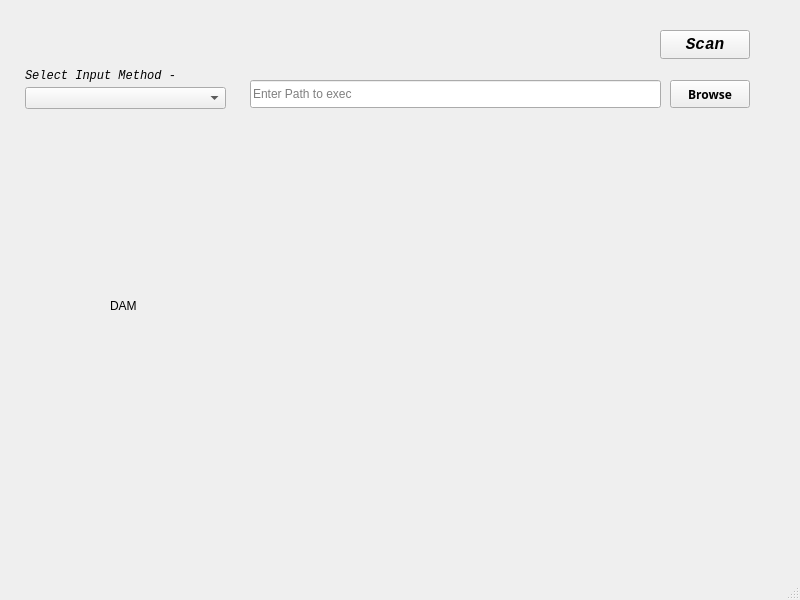
justsomerandomdude264/memyze, file mainwindow.ui: the form before one commit.
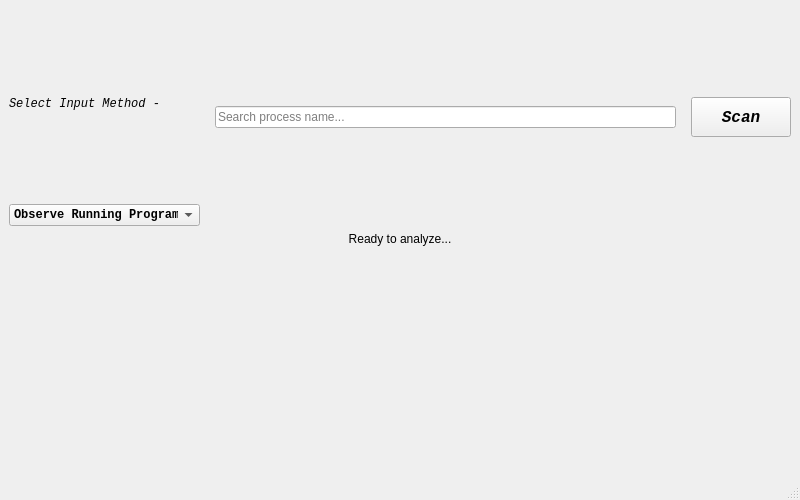
The form after the commit.

Commit message: Added bar visualization and layouts in the ui

```diff
--- a/mainwindow.ui
+++ b/mainwindow.ui
@@ -7,195 +7,105 @@
     <x>0</x>
     <y>0</y>
     <width>800</width>
-    <height>600</height>
+    <height>500</height>
    </rect>
   </property>
   <property name="windowTitle">
    <string>MainWindow</string>
   </property>
   <widget class="QWidget" name="centralwidget">
-   <widget class="QPushButton" name="scanButton">
-    <property name="geometry">
-     <rect>
-      <x>660</x>
-      <y>30</y>
-      <width>90</width>
-      <height>29</height>
-     </rect>
-    </property>
-    <property name="font">
-     <font>
-      <family>Consolas</family>
-      <pointsize>12</pointsize>
-      <italic>true</italic>
-      <bold>true</bold>
-     </font>
-    </property>
-    <property name="text">
-     <string>Scan</string>
-    </property>
-   </widget>
-   <widget class="QStackedWidget" name="stackedWidget">
-    <property name="geometry">
-     <rect>
-      <x>250</x>
-      <y>60</y>
-      <width>501</width>
-      <height>61</height>
-     </rect>
-    </property>
-    <property name="currentIndex">
-     <number>0</number>
-    </property>
-    <widget class="QWidget" name="page">
-     <widget class="QLineEdit" name="exePathLineEdit1">
-      <property name="geometry">
-       <rect>
-        <x>0</x>
-        <y>20</y>
-        <width>411</width>
-        <height>28</height>
-       </rect>
-      </property>
-      <property name="placeholderText">
-       <string>Enter Path to exec</string>
-      </property>
+   <layout class="QVBoxLayout" name="mainVerticalLayout">
+
+    <item>
+     <layout class="QHBoxLayout" name="topControlsLayout">
+      <item>
+       <layout class="QVBoxLayout" name="selectorLayout">
+        <item>
+         <widget class="QLabel" name="label">
+          <property name="font">
+           <font><family>Consolas</family><italic>true</italic></font>
+          </property>
+          <property name="text">
+           <string>Select Input Method -</string>
+          </property>
+         </widget>
+        </item>
+        <item>
+         <widget class="QComboBox" name="modeComboBox">
+          <property name="font">
+           <font><family>Consolas</family><bold>true</bold></font>
+          </property>
+          <item>
+           <property name="text"><string>Observe Running Program</string></property>
+          </item>
+          <item>
+           <property name="text"><string>Enter PID</string></property>
+          </item>
+         </widget>
+        </item>
+       </layout>
+      </item>
+
+      <item>
+       <widget class="QStackedWidget" name="stackedWidget">
+        <widget class="QWidget" name="page">
+         <layout class="QHBoxLayout" name="layoutPage1">
+          <item>
+           <widget class="QLineEdit" name="processNameLineEdit">
+            <property name="placeholderText">
+             <string>Search process name...</string>
+            </property>
+           </widget>
+          </item>
+         </layout>
+        </widget>
+        <widget class="QWidget" name="page_2">
+         <layout class="QHBoxLayout" name="layoutPage2">
+          <item>
+           <widget class="QLineEdit" name="pidLineEdit">
+            <property name="placeholderText">
+             <string>Enter PID number</string>
+            </property>
+           </widget>
+          </item>
+         </layout>
+        </widget>
+       </widget>
+      </item>
+
+      <item>
+       <widget class="QPushButton" name="scanButton">
+        <property name="minimumSize">
+         <size><width>100</width><height>40</height></size>
+        </property>
+        <property name="font">
+         <font><family>Consolas</family><pointsize>12</pointsize><italic>true</italic><bold>true</bold></font>
+        </property>
+        <property name="text"><string>Scan</string></property>
+       </widget>
+      </item>
+     </layout>
+    </item>
+
+    <item>
+     <widget class="QLabel" name="infoLabel">
+      <property name="text"><string>Ready to analyze...</string></property>
+      <property name="alignment"><set>Qt::AlignCenter</set></property>
      </widget>
-     <widget class="QPushButton" name="browseButton1">
-      <property name="geometry">
-       <rect>
-        <x>420</x>
-        <y>20</y>
-        <width>80</width>
-        <height>28</height>
-       </rect>
+    </item>
+
+    <item>
+     <widget class="QWidget" name="memoryBarPlaceholder" native="true">
+      <property name="sizePolicy">
+       <sizepolicy hsizetype="Preferred" vsizetype="Expanding">
+        <horstretch>0</horstretch>
+        <verstretch>0</verstretch>
+       </sizepolicy>
       </property>
-      <property name="font">
-       <font>
-        <family>Source Code Pro</family>
-        <bold>true</bold>
-       </font>
-      </property>
-      <property name="text">
-       <string>Browse</string>
-      </property>
-     </widget>
-    </widget>
-    <widget class="QWidget" name="page_2">
-     <widget class="QLineEdit" name="processNameLineEdit">
-      <property name="geometry">
-       <rect>
-        <x>0</x>
-        <y>0</y>
-        <width>471</width>
-        <height>31</height>
-       </rect>
-      </property>
-      <property name="placeholderText">
-       <string>Enter Path to exec</string>
-      </property>
-     </widget>
-    </widget>
-    <widget class="QWidget" name="page_3">
-     <widget class="QLineEdit" name="pidLineEdit">
-      <property name="geometry">
-       <rect>
-        <x>20</x>
-        <y>10</y>
-        <width>181</width>
-        <height>31</height>
-       </rect>
-      </property>
-      <property name="placeholderText">
-       <string>Enter PID</string>
-      </property>
-     </widget>
-    </widget>
-   </widget>
-   <widget class="QWidget" name="verticalLayoutWidget">
-    <property name="geometry">
-     <rect>
-      <x>20</x>
-      <y>60</y>
-      <width>211</width>
-      <height>54</height>
-     </rect>
-    </property>
-    <layout class="QVBoxLayout" name="verticalLayout">
-     <property name="spacing">
-      <number>0</number>
-     </property>
-     <property name="leftMargin">
-      <number>5</number>
-     </property>
-     <property name="topMargin">
-      <number>5</number>
-     </property>
-     <property name="rightMargin">
-      <number>5</number>
-     </property>
-     <property name="bottomMargin">
-      <number>5</number>
-     </property>
-     <item>
-      <widget class="QLabel" name="label">
-       <property name="font">
-        <font>
-         <family>Consolas</family>
-         <italic>true</italic>
-        </font>
-       </property>
-       <property name="text">
-        <string>Select Input Method -</string>
-       </property>
       </widget>
-     </item>
-     <item>
-      <widget class="QComboBox" name="modeComboBox">
-       <property name="font">
-        <font>
-         <family>Consolas</family>
-         <bold>true</bold>
-        </font>
-       </property>
-       <property name="currentText">
-        <string/>
-       </property>
-       <property name="placeholderText">
-        <string>Input Method</string>
-       </property>
-       <item>
-        <property name="text">
-         <string>Launch and Observe Program</string>
-        </property>
-       </item>
-       <item>
-        <property name="text">
-         <string>Observe Running Program</string>
-        </property>
-       </item>
-       <item>
-        <property name="text">
-         <string>Enter PID</string>
-        </property>
-       </item>
-      </widget>
-     </item>
-    </layout>
-   </widget>
-   <widget class="QLabel" name="infoLabel">
-    <property name="geometry">
-     <rect>
-      <x>110</x>
-      <y>150</y>
-      <width>511</width>
-      <height>311</height>
-     </rect>
-    </property>
-    <property name="text">
-     <string>DAM</string>
-    </property>
-   </widget>
+    </item>
+
+   </layout>
   </widget>
   <widget class="QMenuBar" name="menubar">
    <property name="geometry">
```
Left out of the diff: 13 changed lines with no effect on the pictures. The commit also changes 6 other files.
